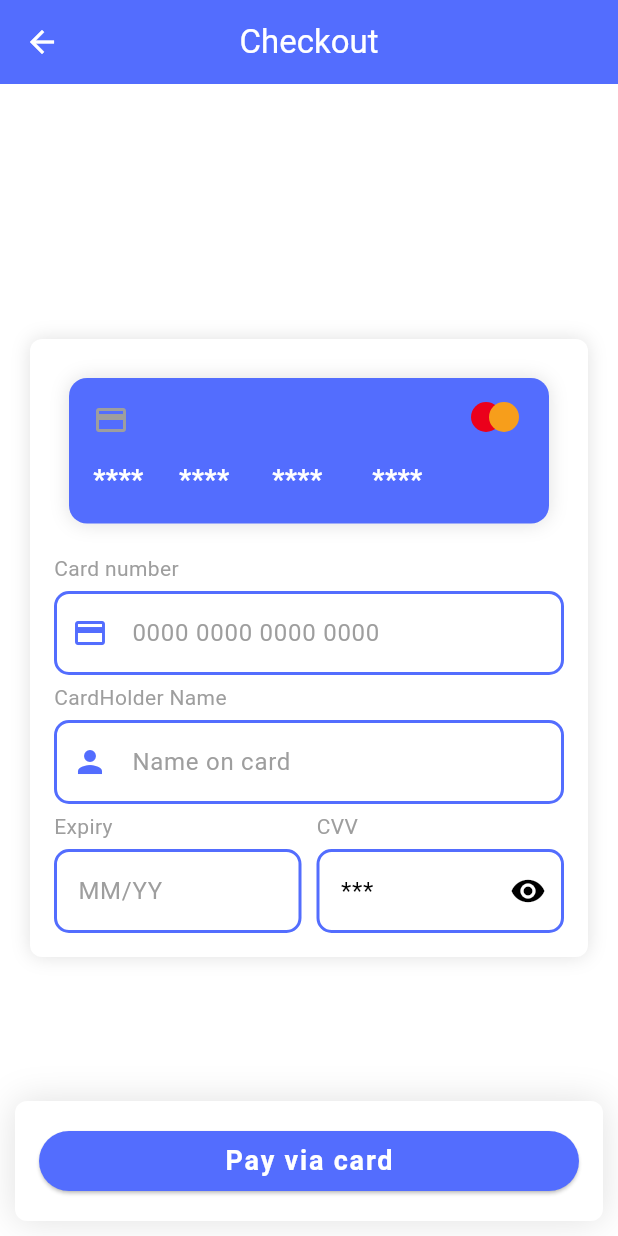
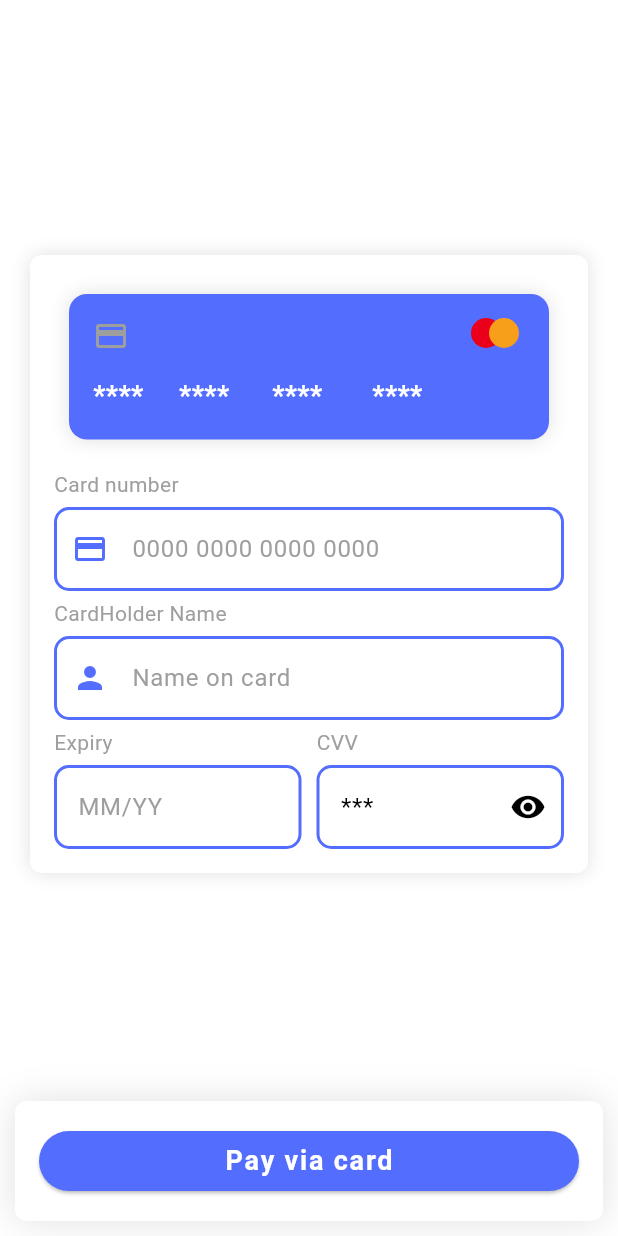
Before and after one commit to TahsinShimanto/Ticket_Kini, a Flutter app: the CardScreen screen opened directly with empty values, on a phone screen of 412 x 824 dp. Run offline on Flutter 3.47's test engine with Material 3 defaults, Android fonts, the phone set to English and light mode, and no system bars; our stand-ins replace cloud_firestore, firebase_auth, firebase_core, qr_flutter; accounts and stored records are empty.

Commit message:
Update card_screen.dart

```diff
--- a/lib/card_screen.dart
+++ b/lib/card_screen.dart
@@ -22,13 +22,7 @@ class _CardScreen extends  State<CardScreen>{
   Widget build(BuildContext context){
     return Scaffold(
       resizeToAvoidBottomInset: false,
-      appBar: AppBar(
 
-        title: Text("Checkout"),
-        centerTitle: true,
-        backgroundColor: Colors.indigoAccent,
-        foregroundColor: Colors.white,
-      ),
       body: Column(
         children: [
           Expanded(
```
